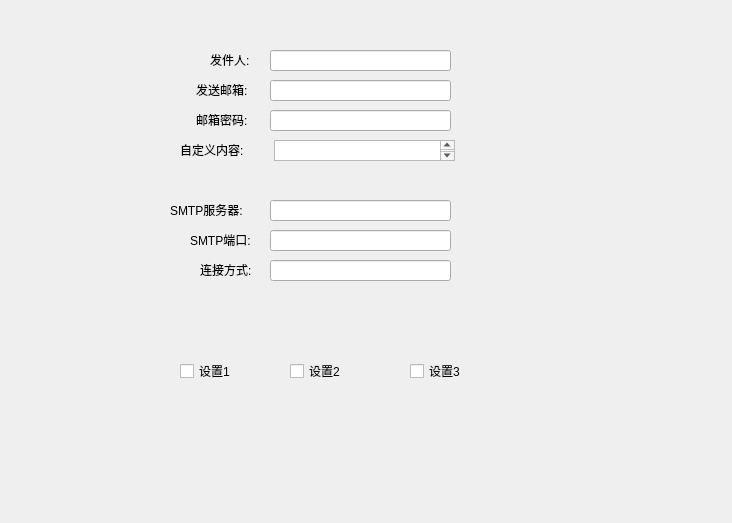
Before: the Qt Designer form netmanager/setemailcount.ui in zhangjiacheng1991/netmanager, drawn with Qt 5.
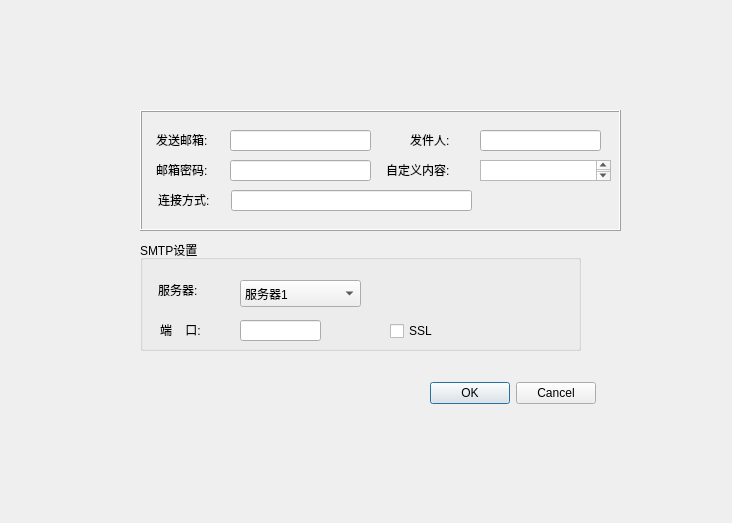
After: the same form once the commit is applied.

The edit to the form file:
```diff
--- a/netmanager/setemailcount.ui
+++ b/netmanager/setemailcount.ui
@@ -13,96 +13,46 @@
   <property name="windowTitle">
    <string>Form</string>
   </property>
-  <widget class="QLabel" name="label">
+  <widget class="QFrame" name="frame">
    <property name="geometry">
     <rect>
-     <x>196</x>
-     <y>80</y>
-     <width>91</width>
-     <height>20</height>
+     <x>140</x>
+     <y>110</y>
+     <width>481</width>
+     <height>121</height>
     </rect>
    </property>
-   <property name="text">
-    <string>发送邮箱:</string>
+   <property name="frameShape">
+    <enum>QFrame::Box</enum>
    </property>
-  </widget>
-  <widget class="QLineEdit" name="lineEdit">
+   <property name="frameShadow">
+    <enum>QFrame::Raised</enum>
+   </property>
+   <widget class="QLineEdit" name="lineEdit_5">
    <property name="geometry">
     <rect>
-     <x>270</x>
+      <x>91</x>
      <y>80</y>
-     <width>181</width>
+      <width>241</width>
      <height>21</height>
     </rect>
    </property>
   </widget>
-  <widget class="QLineEdit" name="lineEdit_2">
+   <widget class="QLineEdit" name="lineEdit_6">
    <property name="geometry">
     <rect>
-     <x>270</x>
-     <y>110</y>
-     <width>181</width>
+      <x>340</x>
+      <y>20</y>
+      <width>121</width>
      <height>21</height>
     </rect>
    </property>
   </widget>
-  <widget class="QLabel" name="label_2">
-   <property name="geometry">
-    <rect>
-     <x>196</x>
-     <y>110</y>
-     <width>91</width>
-     <height>20</height>
-    </rect>
-   </property>
-   <property name="text">
-    <string>邮箱密码:</string>
-   </property>
-  </widget>
-  <widget class="QCheckBox" name="checkBox">
-   <property name="geometry">
-    <rect>
-     <x>180</x>
-     <y>360</y>
-     <width>97</width>
-     <height>22</height>
-    </rect>
-   </property>
-   <property name="text">
-    <string>设置1</string>
-   </property>
-  </widget>
-  <widget class="QCheckBox" name="checkBox_2">
-   <property name="geometry">
-    <rect>
-     <x>290</x>
-     <y>360</y>
-     <width>97</width>
-     <height>22</height>
-    </rect>
-   </property>
-   <property name="text">
-    <string>设置2</string>
-   </property>
-  </widget>
-  <widget class="QCheckBox" name="checkBox_3">
-   <property name="geometry">
-    <rect>
-     <x>410</x>
-     <y>360</y>
-     <width>97</width>
-     <height>22</height>
-    </rect>
-   </property>
-   <property name="text">
-    <string>设置3</string>
-   </property>
-  </widget>
   <widget class="QLabel" name="label_3">
    <property name="geometry">
     <rect>
-     <x>180</x>
-     <y>140</y>
+      <x>246</x>
+      <y>50</y>
      <width>91</width>
      <height>20</height>
     </rect>
@@ -111,77 +61,57 @@
     <string>自定义内容:</string>
    </property>
   </widget>
-  <widget class="QTextEdit" name="textEdit">
+   <widget class="QLabel" name="label_2">
    <property name="geometry">
     <rect>
-     <x>274</x>
-     <y>140</y>
-     <width>181</width>
-     <height>21</height>
-    </rect>
-   </property>
-  </widget>
-  <widget class="QLineEdit" name="lineEdit_3">
+      <x>16</x>
+      <y>50</y>
+      <width>91</width>
+      <height>20</height>
+     </rect>
+    </property>
+    <property name="text">
+     <string>邮箱密码:</string>
+    </property>
+   </widget>
+   <widget class="QLineEdit" name="lineEdit">
    <property name="geometry">
     <rect>
-     <x>270</x>
-     <y>200</y>
-     <width>181</width>
+      <x>90</x>
+      <y>20</y>
+      <width>141</width>
      <height>21</height>
     </rect>
    </property>
   </widget>
-  <widget class="QLabel" name="label_4">
+   <widget class="QLineEdit" name="lineEdit_2">
    <property name="geometry">
     <rect>
-     <x>170</x>
-     <y>200</y>
-     <width>91</width>
-     <height>20</height>
-    </rect>
-   </property>
-   <property name="text">
-    <string>SMTP服务器:</string>
-   </property>
-  </widget>
-  <widget class="QLineEdit" name="lineEdit_4">
-   <property name="geometry">
-    <rect>
-     <x>270</x>
-     <y>230</y>
-     <width>181</width>
+      <x>90</x>
+      <y>50</y>
+      <width>141</width>
      <height>21</height>
     </rect>
    </property>
   </widget>
-  <widget class="QLabel" name="label_5">
+   <widget class="QLabel" name="label">
    <property name="geometry">
     <rect>
-     <x>190</x>
-     <y>230</y>
+      <x>16</x>
+      <y>20</y>
      <width>91</width>
      <height>20</height>
     </rect>
    </property>
    <property name="text">
-    <string>SMTP端口:</string>
-   </property>
-  </widget>
-  <widget class="QLineEdit" name="lineEdit_5">
+     <string>发送邮箱:</string>
+    </property>
+   </widget>
+   <widget class="QLabel" name="label_8">
    <property name="geometry">
     <rect>
-     <x>270</x>
-     <y>260</y>
-     <width>181</width>
-     <height>21</height>
-    </rect>
-   </property>
-  </widget>
-  <widget class="QLabel" name="label_6">
-   <property name="geometry">
-    <rect>
-     <x>200</x>
-     <y>260</y>
+      <x>18</x>
+      <y>80</y>
      <width>91</width>
      <height>20</height>
     </rect>
@@ -190,27 +120,129 @@
     <string>连接方式:</string>
    </property>
   </widget>
-  <widget class="QLineEdit" name="lineEdit_6">
-   <property name="geometry">
-    <rect>
-     <x>270</x>
-     <y>50</y>
-     <width>181</width>
-     <height>21</height>
-    </rect>
-   </property>
-  </widget>
   <widget class="QLabel" name="label_7">
    <property name="geometry">
     <rect>
-     <x>210</x>
-     <y>50</y>
+      <x>270</x>
+      <y>20</y>
      <width>91</width>
      <height>20</height>
     </rect>
    </property>
    <property name="text">
     <string>发件人:</string>
+    </property>
+   </widget>
+   <widget class="QTextEdit" name="textEdit">
+    <property name="geometry">
+     <rect>
+      <x>340</x>
+      <y>50</y>
+      <width>131</width>
+      <height>21</height>
+     </rect>
+    </property>
+   </widget>
+  </widget>
+  <widget class="QGroupBox" name="groupBox">
+   <property name="geometry">
+    <rect>
+     <x>140</x>
+     <y>240</y>
+     <width>441</width>
+     <height>111</height>
+    </rect>
+   </property>
+   <property name="title">
+    <string>SMTP设置</string>
+   </property>
+   <property name="flat">
+    <bool>false</bool>
+   </property>
+   <property name="checkable">
+    <bool>false</bool>
+   </property>
+   <widget class="QLabel" name="label_5">
+    <property name="geometry">
+     <rect>
+      <x>20</x>
+      <y>80</y>
+      <width>91</width>
+      <height>20</height>
+     </rect>
+    </property>
+    <property name="text">
+     <string>端    口:</string>
+    </property>
+   </widget>
+   <widget class="QLineEdit" name="lineEdit_4">
+    <property name="geometry">
+     <rect>
+      <x>100</x>
+      <y>80</y>
+      <width>81</width>
+      <height>21</height>
+     </rect>
+    </property>
+   </widget>
+   <widget class="QLabel" name="label_4">
+    <property name="geometry">
+     <rect>
+      <x>18</x>
+      <y>40</y>
+      <width>91</width>
+      <height>20</height>
+     </rect>
+    </property>
+    <property name="text">
+     <string>服务器:</string>
+    </property>
+   </widget>
+   <widget class="QCheckBox" name="checkBox_9">
+    <property name="geometry">
+     <rect>
+      <x>250</x>
+      <y>80</y>
+      <width>97</width>
+      <height>22</height>
+     </rect>
+    </property>
+    <property name="text">
+     <string>SSL</string>
+    </property>
+   </widget>
+   <widget class="QComboBox" name="comboBox">
+    <property name="geometry">
+     <rect>
+      <x>100</x>
+      <y>40</y>
+      <width>121</width>
+      <height>27</height>
+     </rect>
+    </property>
+    <item>
+     <property name="text">
+      <string>服务器1</string>
+     </property>
+    </item>
+    <item>
+     <property name="text">
+      <string>服务器2</string>
+     </property>
+    </item>
+   </widget>
+  </widget>
+  <widget class="QDialogButtonBox" name="buttonBox">
+   <property name="geometry">
+    <rect>
+     <x>420</x>
+     <y>380</y>
+     <width>176</width>
+     <height>27</height>
+    </rect>
+   </property>
+   <property name="standardButtons">
+    <set>QDialogButtonBox::Cancel|QDialogButtonBox::Ok</set>
    </property>
   </widget>
  </widget>
```
Lines whose indentation alone changed are shown as unchanged.
